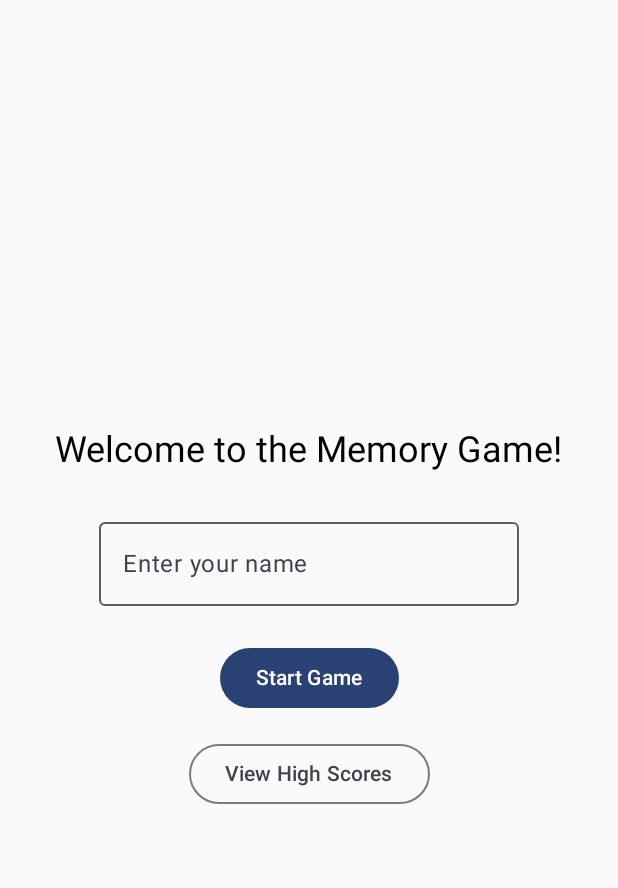
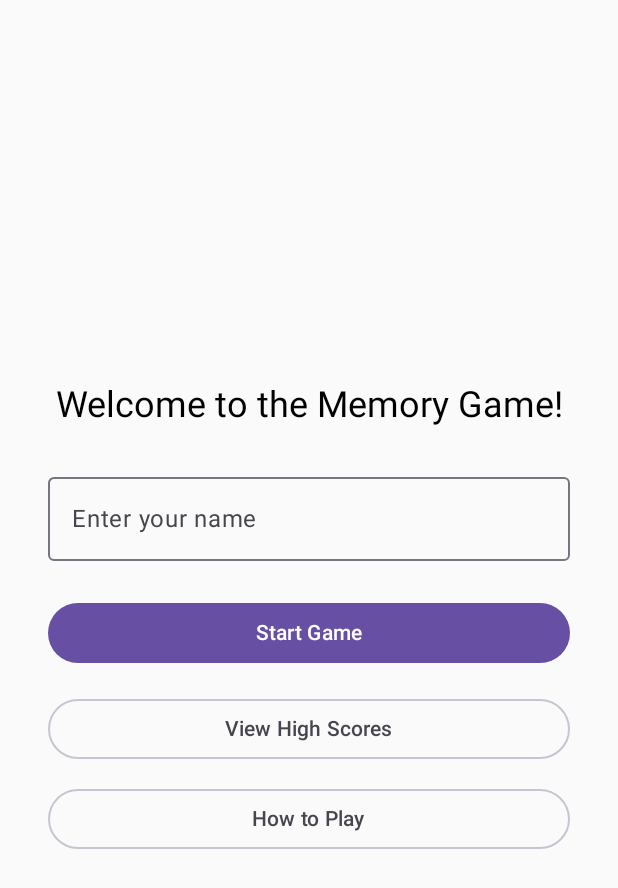
Before and after one commit to Mr-BiG1/MEMORY-GAMEv03, an Android app built with Jetpack Compose: the screen it shows after launch (MainActivity), on a phone screen of 412 x 824 dp. Shown: the top 888 px of the screen. Run offline under Robolectric (Android 15) with nearby library versions, the phone set to English and light mode, and no system bars.

Commit message:
added how ti play and updated the welcome page

```diff
--- a/app/src/main/java/com/example/memorygameappv03/MainActivity.kt
+++ b/app/src/main/java/com/example/memorygameappv03/MainActivity.kt
@@ -3,39 +3,31 @@ package com.example.memorygameappv03
 import android.os.Bundle
 import androidx.activity.ComponentActivity
 import androidx.activity.compose.setContent
-import androidx.activity.enableEdgeToEdge
-import androidx.compose.foundation.layout.fillMaxSize
 import androidx.compose.material3.*
-import androidx.compose.runtime.Composable
-import androidx.compose.ui.Modifier
-import androidx.navigation.NavHostController
+import androidx.compose.runtime.*
+import androidx.navigation.NavType
 import androidx.navigation.compose.*
-import com.example.memorygameappv03.screens.GameScreen
-import com.example.memorygameappv03.screens.HighScoresScreen
-import com.example.memorygameappv03.screens.WelcomeScreen
-import com.example.memorygameappv03.ui.theme.MemoryGameAppv03Theme
+import androidx.navigation.navArgument
+import com.example.memorygameappv03.screens.*
 
 class MainActivity : ComponentActivity() {
     override fun onCreate(savedInstanceState: Bundle?) {
         super.onCreate(savedInstanceState)
-        enableEdgeToEdge()
         setContent {
-            MemoryGameAppv03Theme {
             val navController = rememberNavController()
-                NavigationHost(navController)
-            }
-        }
-    }
-}
 
-@Composable
-fun NavigationHost(navController: NavHostController) {
             NavHost(navController = navController, startDestination = "welcome") {
                 composable("welcome") {
                     WelcomeScreen(navController)
                 }
-        composable("game/{playerName}") { backStackEntry ->
-            val playerName = backStackEntry.arguments?.getString("playerName") ?: "Guest"
+                composable("tutorial") {
+                    TutorialScreen(navController)
+                }
+                composable(
+                    route = "game/{playerName}",
+                    arguments = listOf(navArgument("playerName") { type = NavType.StringType })
+                ) { backStackEntry ->
+                    val playerName = backStackEntry.arguments?.getString("playerName") ?: ""
                     GameScreen(navController, playerName)
                 }
                 composable("high_scores") {
@@ -43,3 +35,5 @@ fun NavigationHost(navController: NavHostController) {
                 }
             }
         }
+    }
+}
--- a/app/src/main/java/com/example/memorygameappv03/screens/WelcomeScreen.kt
+++ b/app/src/main/java/com/example/memorygameappv03/screens/WelcomeScreen.kt
@@ -6,23 +6,25 @@ import androidx.compose.runtime.*
 import androidx.compose.ui.Alignment
 import androidx.compose.ui.Modifier
 import androidx.compose.ui.text.input.TextFieldValue
+import androidx.compose.ui.text.style.TextAlign
 import androidx.compose.ui.unit.dp
 import androidx.navigation.NavController
 
 @Composable
 fun WelcomeScreen(navController: NavController) {
-    var playerName by remember { mutableStateOf(TextFieldValue("")) }
+    var playerName by remember { mutableStateOf(TextFieldValue()) }
 
     Column(
         modifier = Modifier
             .fillMaxSize()
-            .padding(24.dp),
-        verticalArrangement = Arrangement.Center,
-        horizontalAlignment = Alignment.CenterHorizontally
+            .padding(32.dp),
+        horizontalAlignment = Alignment.CenterHorizontally,
+        verticalArrangement = Arrangement.Center
     ) {
         Text(
             text = "Welcome to the Memory Game!",
-            style = MaterialTheme.typography.headlineSmall
+            style = MaterialTheme.typography.headlineSmall,
+            textAlign = TextAlign.Center
         )
 
         Spacer(modifier = Modifier.height(24.dp))
@@ -31,7 +33,7 @@ fun WelcomeScreen(navController: NavController) {
             value = playerName,
             onValueChange = { playerName = it },
             label = { Text("Enter your name") },
-            singleLine = true
+            modifier = Modifier.fillMaxWidth()
         )
 
         Spacer(modifier = Modifier.height(24.dp))
@@ -41,15 +43,28 @@ fun WelcomeScreen(navController: NavController) {
                 if (playerName.text.isNotBlank()) {
                     navController.navigate("game/${playerName.text}")
                 }
-            }
+            },
+            modifier = Modifier.fillMaxWidth()
         ) {
             Text("Start Game")
         }
 
         Spacer(modifier = Modifier.height(16.dp))
 
-        OutlinedButton(onClick = { navController.navigate("high_scores") }) {
+        OutlinedButton(
+            onClick = { navController.navigate("high_scores") },
+            modifier = Modifier.fillMaxWidth()
+        ) {
             Text("View High Scores")
+        }
+
+        Spacer(modifier = Modifier.height(12.dp))
+
+        OutlinedButton(
+            onClick = { navController.navigate("tutorial") },
+            modifier = Modifier.fillMaxWidth()
+        ) {
+            Text("How to Play")
         }
     }
 }
```
Also changed, not shown: app/build.gradle.kts (+10 -5 lines), app/src/main/java/com/example/memorygameappv03/screens/TutorialScreen.kt (added, +54 -0 lines), app/src/main/res/navigation/nav_graph.xml (+45 -2 lines). Lines whose indentation alone changed are shown as unchanged.
